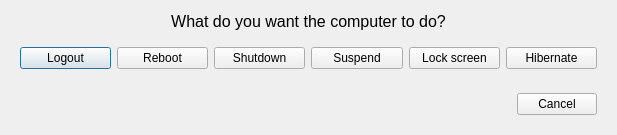
Qt form lxqt-leave/leavedialog.ui (lubuntu-team/lxqt-session-packaging) before a commit.
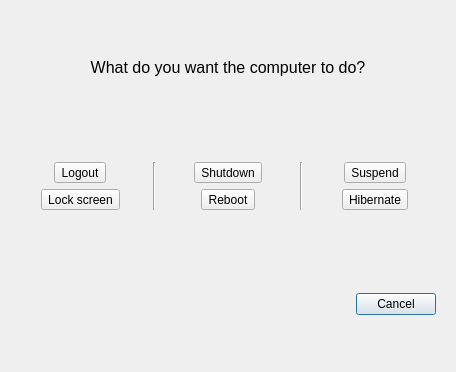
The same form after that commit. Icons and pictures are not drawn.

What changed in the file:
```diff
--- a/lxqt-leave/leavedialog.ui
+++ b/lxqt-leave/leavedialog.ui
@@ -6,8 +6,8 @@
    <rect>
     <x>0</x>
     <y>0</y>
-    <width>617</width>
-    <height>135</height>
+    <width>456</width>
+    <height>372</height>
    </rect>
   </property>
   <property name="sizePolicy">
@@ -19,8 +19,38 @@
   <property name="windowTitle">
    <string>Leave</string>
   </property>
-  <layout class="QVBoxLayout" name="verticalLayout">
+  <layout class="QGridLayout" name="gridLayout_2">
+   <item row="2" column="0">
+    <widget class="QWidget" name="widget_2" native="true">
+     <layout class="QHBoxLayout" name="horizontalLayout">
    <item>
+       <spacer name="horizontalSpacer">
+        <property name="orientation">
+         <enum>Qt::Horizontal</enum>
+        </property>
+        <property name="sizeHint" stdset="0">
+         <size>
+          <width>170</width>
+          <height>20</height>
+         </size>
+        </property>
+       </spacer>
+      </item>
+      <item>
+       <widget class="QPushButton" name="cancelButton">
+        <property name="text">
+         <string>Cancel</string>
+        </property>
+        <property name="icon">
+         <iconset theme="dialog-cancel">
+          <normaloff>.</normaloff>.</iconset>
+        </property>
+       </widget>
+      </item>
+     </layout>
+    </widget>
+   </item>
+   <item row="0" column="0">
     <widget class="QLabel" name="label">
      <property name="frameShape">
       <enum>QFrame::NoFrame</enum>
@@ -36,117 +66,193 @@
      </property>
     </widget>
    </item>
-   <item>
+   <item row="1" column="0">
     <widget class="QWidget" name="buttonsWidget" native="true">
-     <layout class="QHBoxLayout" name="horizontalLayout_2">
-      <item>
-       <widget class="QPushButton" name="logoutButton">
+     <layout class="QGridLayout" name="gridLayout">
+      <property name="horizontalSpacing">
+       <number>12</number>
+      </property>
+      <item row="0" column="0">
+       <layout class="QVBoxLayout" name="verticalLayout_2">
+        <property name="spacing">
+         <number>6</number>
+        </property>
+        <item alignment="Qt::AlignHCenter">
+         <widget class="QToolButton" name="logoutButton">
+          <property name="sizePolicy">
+           <sizepolicy hsizetype="Fixed" vsizetype="Fixed">
+            <horstretch>0</horstretch>
+            <verstretch>0</verstretch>
+           </sizepolicy>
+          </property>
+          <property name="contextMenuPolicy">
+           <enum>Qt::NoContextMenu</enum>
+          </property>
         <property name="text">
          <string>Logout</string>
         </property>
         <property name="icon">
          <iconset theme="system-log-out">
-          <normaloff/>
-         </iconset>
-        </property>
-       </widget>
-      </item>
-      <item>
-       <widget class="QPushButton" name="rebootButton">
-        <property name="text">
-         <string>Reboot</string>
-        </property>
-        <property name="icon">
-         <iconset theme="system-reboot">
-          <normaloff/>
-         </iconset>
+            <normaloff>.</normaloff>.</iconset>
+          </property>
+          <property name="iconSize">
+           <size>
+            <width>64</width>
+            <height>64</height>
+           </size>
+          </property>
+          <property name="toolButtonStyle">
+           <enum>Qt::ToolButtonTextUnderIcon</enum>
         </property>
        </widget>
       </item>
-      <item>
-       <widget class="QPushButton" name="shutdownButton">
-        <property name="text">
-         <string>Shutdown</string>
-        </property>
-        <property name="icon">
-         <iconset theme="system-shutdown">
-          <normaloff/>
-         </iconset>
-        </property>
-       </widget>
-      </item>
-      <item>
-       <widget class="QPushButton" name="suspendButton">
-        <property name="text">
-         <string>Suspend</string>
-        </property>
-        <property name="icon">
-         <iconset theme="system-suspend">
-          <normaloff/>
-         </iconset>
-        </property>
-       </widget>
-      </item>
-      <item>
-       <widget class="QPushButton" name="lockscreenButton">
+        <item alignment="Qt::AlignHCenter">
+         <widget class="QToolButton" name="lockscreenButton">
         <property name="text">
          <string>Lock screen</string>
         </property>
         <property name="icon">
          <iconset theme="system-lock-screen">
-          <normaloff/>
-         </iconset>
-        </property>
-       </widget>
-      </item>
-      <item>
-       <widget class="QPushButton" name="hibernateButton">
+            <normaloff>.</normaloff>.</iconset>
+          </property>
+          <property name="iconSize">
+           <size>
+            <width>64</width>
+            <height>64</height>
+           </size>
+          </property>
+          <property name="toolButtonStyle">
+           <enum>Qt::ToolButtonTextUnderIcon</enum>
+          </property>
+         </widget>
+        </item>
+       </layout>
+      </item>
+      <item row="0" column="4">
+       <layout class="QVBoxLayout" name="verticalLayout_4">
+        <property name="spacing">
+         <number>6</number>
+        </property>
+        <item alignment="Qt::AlignHCenter">
+         <widget class="QToolButton" name="suspendButton">
+          <property name="text">
+           <string>Suspend</string>
+          </property>
+          <property name="icon">
+           <iconset theme="system-suspend">
+            <normaloff>.</normaloff>.</iconset>
+          </property>
+          <property name="iconSize">
+           <size>
+            <width>64</width>
+            <height>64</height>
+           </size>
+          </property>
+          <property name="toolButtonStyle">
+           <enum>Qt::ToolButtonTextUnderIcon</enum>
+          </property>
+         </widget>
+        </item>
+        <item alignment="Qt::AlignHCenter">
+         <widget class="QToolButton" name="hibernateButton">
         <property name="text">
          <string>Hibernate</string>
         </property>
         <property name="icon">
          <iconset theme="system-suspend-hibernate">
-          <normaloff/>
-         </iconset>
-        </property>
+            <normaloff>.</normaloff>.</iconset>
+          </property>
+          <property name="iconSize">
+           <size>
+            <width>64</width>
+            <height>64</height>
+           </size>
+          </property>
+          <property name="toolButtonStyle">
+           <enum>Qt::ToolButtonTextUnderIcon</enum>
+          </property>
        </widget>
       </item>
      </layout>
-    </widget>
-   </item>
-   <item>
-    <widget class="QWidget" name="widget_2" native="true">
-     <layout class="QHBoxLayout" name="horizontalLayout">
-      <item>
-       <spacer name="horizontalSpacer">
-        <property name="orientation">
-         <enum>Qt::Horizontal</enum>
+      </item>
+      <item row="0" column="2">
+       <layout class="QVBoxLayout" name="verticalLayout_3">
+        <property name="spacing">
+         <number>6</number>
         </property>
-        <property name="sizeHint" stdset="0">
+        <item alignment="Qt::AlignHCenter">
+         <widget class="QToolButton" name="shutdownButton">
+          <property name="text">
+           <string>Shutdown</string>
+          </property>
+          <property name="icon">
+           <iconset theme="system-shutdown">
+            <normaloff>.</normaloff>.</iconset>
+          </property>
+          <property name="iconSize">
          <size>
-          <width>170</width>
-          <height>20</height>
-         </size>
-        </property>
-       </spacer>
-      </item>
-      <item>
-       <widget class="QPushButton" name="cancelButton">
+            <width>64</width>
+            <height>64</height>
+           </size>
+          </property>
+          <property name="toolButtonStyle">
+           <enum>Qt::ToolButtonTextUnderIcon</enum>
+          </property>
+         </widget>
+        </item>
+        <item alignment="Qt::AlignHCenter">
+         <widget class="QToolButton" name="rebootButton">
         <property name="text">
-         <string>Cancel</string>
+           <string>Reboot</string>
         </property>
         <property name="icon">
-         <iconset theme="dialog-cancel">
-          <normaloff/>
-         </iconset>
-        </property>
+           <iconset theme="system-reboot">
+            <normaloff>.</normaloff>.</iconset>
+          </property>
+          <property name="iconSize">
+           <size>
+            <width>64</width>
+            <height>64</height>
+           </size>
+          </property>
+          <property name="toolButtonStyle">
+           <enum>Qt::ToolButtonTextUnderIcon</enum>
+          </property>
        </widget>
       </item>
      </layout>
-    </widget>
-   </item>
-  </layout>
- </widget>
+      </item>
+      <item row="0" column="1">
+       <widget class="Line" name="line">
+        <property name="orientation">
+         <enum>Qt::Vertical</enum>
+        </property>
+       </widget>
+      </item>
+      <item row="0" column="3">
+       <widget class="Line" name="line_2">
+        <property name="orientation">
+         <enum>Qt::Vertical</enum>
+        </property>
+       </widget>
+      </item>
+     </layout>
+    </widget>
+   </item>
+  </layout>
+  <zorder>label</zorder>
+  <zorder>buttonsWidget</zorder>
+  <zorder>widget_2</zorder>
+ </widget>
+ <tabstops>
+  <tabstop>cancelButton</tabstop>
+  <tabstop>logoutButton</tabstop>
+  <tabstop>lockscreenButton</tabstop>
+  <tabstop>shutdownButton</tabstop>
+  <tabstop>rebootButton</tabstop>
+  <tabstop>suspendButton</tabstop>
+  <tabstop>hibernateButton</tabstop>
+ </tabstops>
  <resources/>
  <connections/>
 </ui>
```
Lines whose indentation alone changed are shown as unchanged.
